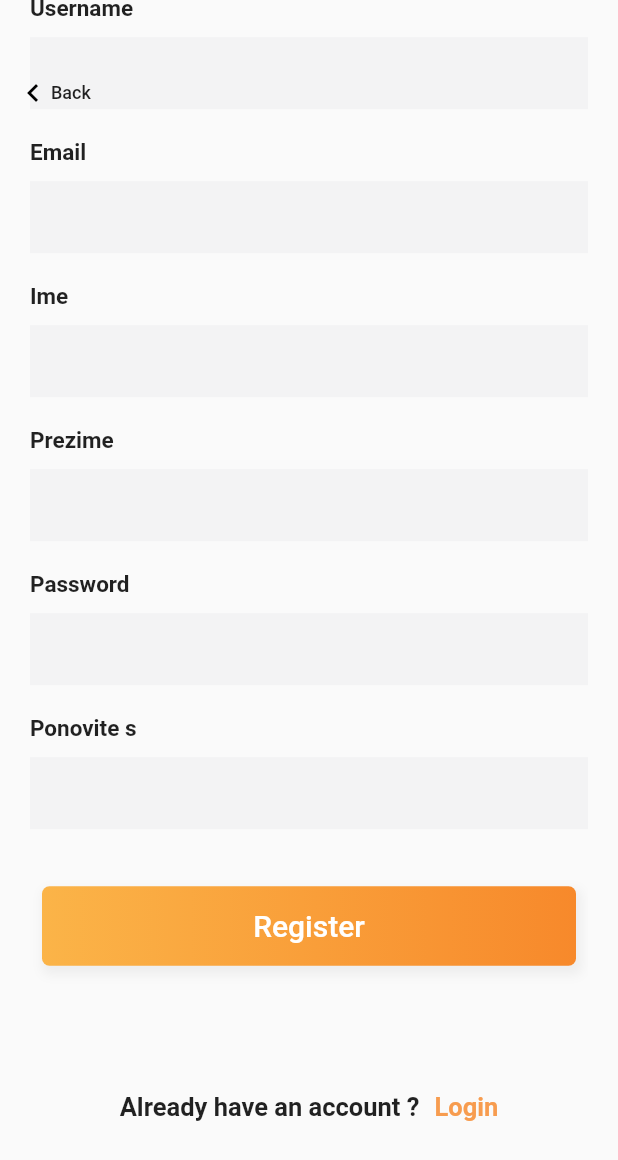
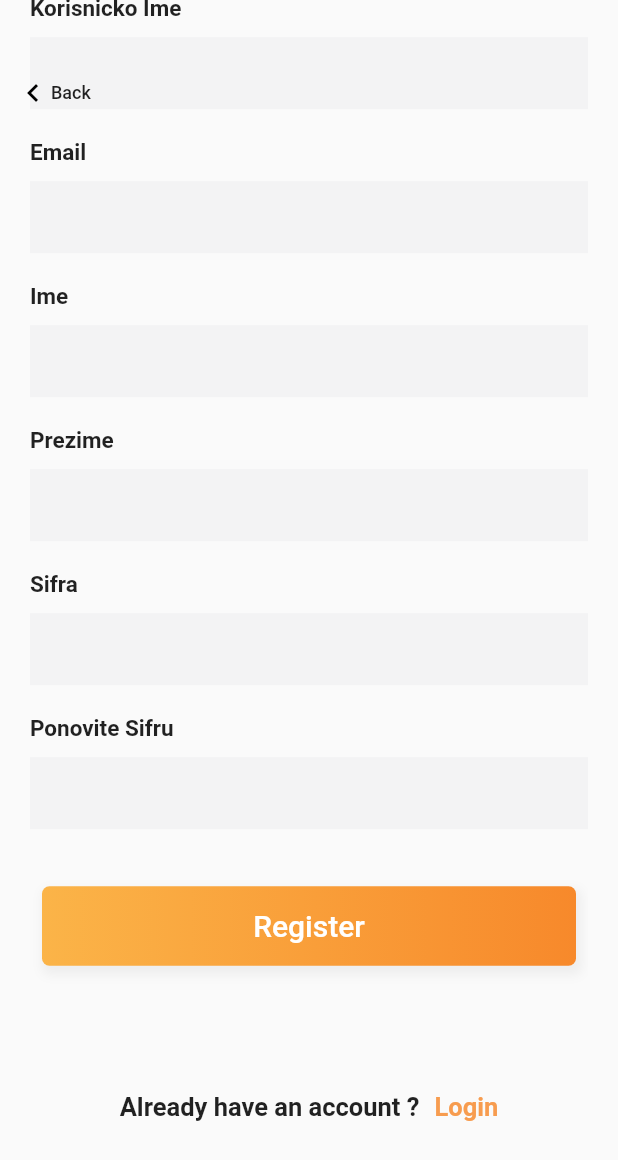
Before and after one commit to leric32/druzba, a Flutter app: the RegisterView screen opened directly, scrolled down 275 dp, after a tap on "Register", on a phone screen of 412 x 824 dp. Shown: the top 1160 px of the screen. Run offline on Flutter 3.47's test engine with Material 2 defaults, Android fonts, the light colour scheme and no system bars; our stand-ins replace google_fonts, shared_preferences; accounts and stored records are empty; network calls fail.

Commit message:
register front-back

```diff
--- a/druzba_app/lib/api/user.dart
+++ b/druzba_app/lib/api/user.dart
@@ -11,7 +11,7 @@ class UserAPI {
   static Future<bool> checkLogin(String username, String pass) {
     return Future.delayed(
       const Duration(seconds: 1),
-      () => true,
+      () => false,
     );
   }
 
@@ -27,6 +27,33 @@ class UserAPI {
     final body = json.decode(response.body);
 
     if (body['username'] == '') {
+      return false;
+    } else {
+      return true;
+    }
+  }
+
+  static Future<bool> register(String username, String pass, String last_name,
+      String pass2, String email, String first_name) async {
+    if (pass != pass2) {
+      return false;
+    }
+    final response = await http.post(Uri.parse(API.url + 'registration/'),
+        headers: <String, String>{
+          'Content-Type': 'application/json; charset=UTF-8',
+        },
+        body: jsonEncode(<String, String>{
+          'password': pass,
+          'username': username,
+          'first_name': first_name,
+          'last_name': last_name,
+          'email': email
+        }));
+
+    final body = json.decode(response.body);
+    print(body);
+
+    if (body['idu'] == '') {
       return false;
     } else {
       return true;
--- a/druzba_app/lib/views/register_view.dart
+++ b/druzba_app/lib/views/register_view.dart
@@ -1,7 +1,9 @@
 import 'package:flutter/material.dart';
-
+import 'package:test/api/user.dart';
+import 'package:shared_preferences/shared_preferences.dart';
 import 'login_view.dart';
 import 'package:google_fonts/google_fonts.dart';
+import 'package:test/views/home_view.dart';
 
 class RegisterView extends StatefulWidget {
   RegisterView({Key? key, this.title}) : super(key: key);
@@ -67,7 +69,30 @@ class _RegisterViewState extends State<RegisterView> {
     );
   }
 
-  Future<void> _register() async {}
+  Future<void> _register() async {
+    String username = usernameTextController.text;
+    String pass = passTextController1.text;
+    String pass2 = passTextController2.text;
+    String first_name = firstNameTextController.text;
+    String last_name = lastNameTextController.text;
+    String email = emailTextController.text;
+
+    bool success = await UserAPI.register(
+        username, pass, last_name, pass2, email, first_name);
+
+    if (success) {
+      SharedPreferences sharedPreferences =
+          await SharedPreferences.getInstance();
+      sharedPreferences.setString('username', username);
+      sharedPreferences.setString('pass', pass);
+      Navigator.push(
+          context, MaterialPageRoute(builder: (context) => HomeView()));
+    } else {
+      //ispisi poruku
+      Navigator.push(
+          context, MaterialPageRoute(builder: (context) => RegisterView()));
+    }
+  }
 
   Widget _submitButton() {
     return TextButton(
@@ -150,13 +175,12 @@ class _RegisterViewState extends State<RegisterView> {
   Widget _emailPasswordWidget() {
     return Column(
       children: <Widget>[
-        _entryField("Username", controller: usernameTextController),
+        _entryField("Korisnicko Ime", controller: usernameTextController),
         _entryField("Email", controller: emailTextController),
         _entryField("Ime", controller: firstNameTextController),
         _entryField("Prezime", controller: lastNameTextController),
-        _entryField("Password",
-            isPassword: true, controller: passTextController1),
-        _entryField("Ponovite s",
+        _entryField("Sifra", isPassword: true, controller: passTextController1),
+        _entryField("Ponovite Sifru",
             isPassword: true, controller: passTextController2),
       ],
     );
```
Also changed, not shown: 1 other file.
